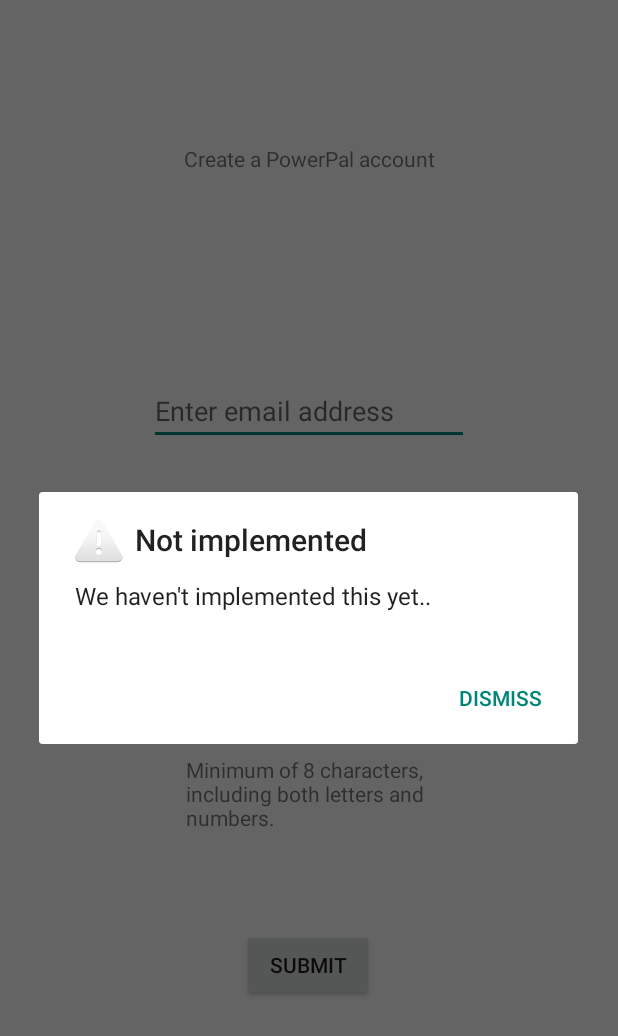
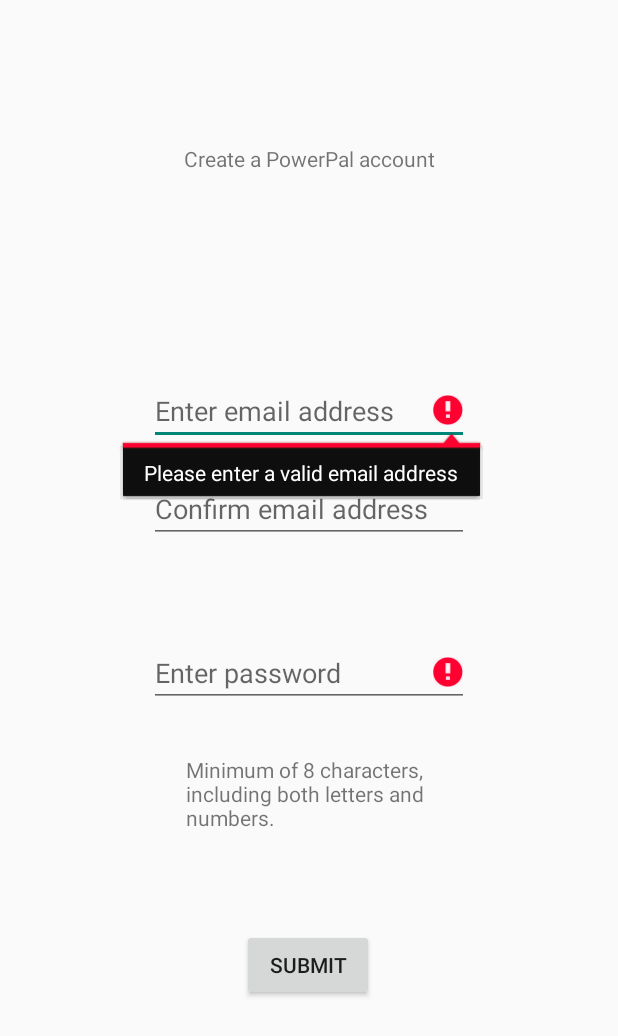
Before and after one commit to ETS-Android2/PowerPal, an Android app: the CreateAccountActivity screen opened directly, with no data from a screen before it, after a tap on "SUBMIT", on a phone screen of 412 x 824 dp. Shown: the top 1036 px of the screen. Run offline under Robolectric (Android 15) with nearby library versions, the phone set to English and light mode, and no system bars.

Commit message:
Added input validation to CreateAccountActivity

```diff
--- a/app/app/src/main/java/com/example/powerpal/CreateAccountActivity.java
+++ b/app/app/src/main/java/com/example/powerpal/CreateAccountActivity.java
@@ -3,9 +3,15 @@
 import androidx.appcompat.app.AlertDialog;
 import androidx.appcompat.app.AppCompatActivity;
 
+import android.content.Context;
 import android.content.DialogInterface;
 import android.os.Bundle;
+import android.text.TextUtils;
+import android.util.Patterns;
 import android.view.View;
+import android.view.inputmethod.InputMethod;
+import android.view.inputmethod.InputMethodManager;
+import android.widget.EditText;
 
 public class CreateAccountActivity extends AppCompatActivity {
 
@@ -14,22 +20,44 @@
         super.onCreate(savedInstanceState);
         setContentView(R.layout.activity_create_account);
     }
+
+    public boolean checkPassword(String password) {
+        boolean hasChar = false, hasInt = false;
+        for (int i = 0; i < password.length(); i++) {
+            if (Character.isLetter(password.charAt(i))) {
+                hasChar = true;
+            }
+            else if (Character.isDigit(password.charAt(i))) {
+                hasInt = true;
+            }
+        }
+        return hasChar && hasInt;
+    }
+
+    public void validateFields() {
+        EditText enterEmail = (EditText) findViewById(R.id.editTextCreateEmail);
+        EditText confirmEmail = (EditText) findViewById(R.id.editTextConfirmEmail);
+        EditText password = (EditText) findViewById(R.id.editTextCreatePassword);
+
+        if (TextUtils.isEmpty(enterEmail.getText()) || !Patterns.EMAIL_ADDRESS.matcher(enterEmail.getText()).matches()) {
+            enterEmail.setError("Please enter a valid email address");
+        }
+        if (!confirmEmail.getText().toString().equalsIgnoreCase(enterEmail.getText().toString())) {
+            confirmEmail.setError("Email addresses do not match");
+        }
+        if (password.getText().length() < 8) {
+            password.setError("Password must be at least 8 characters.");
+        }
+        else if (!checkPassword(password.getText().toString())) {
+            password.setError("Password must contain letters and numbers.");
+        }
+
+    }
     public void login(View view) {
-        // validate emails
-        // validate password
+        InputMethodManager imm = (InputMethodManager) getSystemService(Context.INPUT_METHOD_SERVICE);
+        imm.hideSoftInputFromWindow(view.getWindowToken(), 0);
+        validateFields();
         // send to database
         // if unsuccessful, display error
-
-        new AlertDialog.Builder(this)
-                .setTitle("Not implemented")
-                .setMessage("We haven't implemented this yet..")
-                .setPositiveButton("Dismiss", new DialogInterface.OnClickListener() {
-                    @Override
-                    public void onClick(DialogInterface dialogInterface, int i) {
-
-                    }
-                })
-                .setIcon((android.R.drawable.ic_dialog_alert))
-                .show();
     }
 }
--- a/app/app/src/main/res/layout/activity_create_account.xml
+++ b/app/app/src/main/res/layout/activity_create_account.xml
@@ -17,7 +17,7 @@
         app:layout_constraintTop_toTopOf="parent" />
 
     <EditText
-        android:id="@+id/editTextTextEmailAddress2"
+        android:id="@+id/editTextCreateEmail"
         android:layout_width="wrap_content"
         android:layout_height="wrap_content"
         android:layout_marginTop="136dp"
@@ -29,7 +29,7 @@
         app:layout_constraintTop_toBottomOf="@+id/textView2" />
 
     <EditText
-        android:id="@+id/editTextTextEmailAddress3"
+        android:id="@+id/editTextConfirmEmail"
         android:layout_width="wrap_content"
         android:layout_height="wrap_content"
         android:layout_marginTop="20dp"
@@ -38,10 +38,10 @@
         android:inputType="textEmailAddress"
         app:layout_constraintEnd_toEndOf="parent"
         app:layout_constraintStart_toStartOf="parent"
-        app:layout_constraintTop_toBottomOf="@+id/editTextTextEmailAddress2" />
+        app:layout_constraintTop_toBottomOf="@+id/editTextCreateEmail" />
 
     <EditText
-        android:id="@+id/editTextTextPassword2"
+        android:id="@+id/editTextCreatePassword"
         android:layout_width="wrap_content"
         android:layout_height="wrap_content"
         android:layout_marginTop="64dp"
@@ -50,7 +50,7 @@
         android:inputType="textPassword"
         app:layout_constraintEnd_toEndOf="parent"
         app:layout_constraintStart_toStartOf="parent"
-        app:layout_constraintTop_toBottomOf="@+id/editTextTextEmailAddress3" />
+        app:layout_constraintTop_toBottomOf="@+id/editTextConfirmEmail" />
 
     <Button
         android:id="@+id/button3"
@@ -73,5 +73,5 @@
         app:layout_constraintEnd_toEndOf="parent"
         app:layout_constraintHorizontal_bias="0.508"
         app:layout_constraintStart_toStartOf="parent"
-        app:layout_constraintTop_toBottomOf="@+id/editTextTextPassword2" />
+        app:layout_constraintTop_toBottomOf="@+id/editTextCreatePassword" />
 </androidx.constraintlayout.widget.ConstraintLayout>
```
